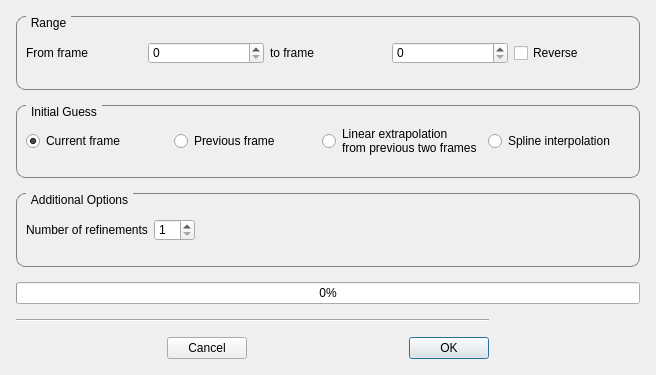
Above: autoscoper/src/ui/ui-files/TrackingOptionsDialog.ui from BrownBiomechanics/Autoscoper before the change. Below: the same form after it.
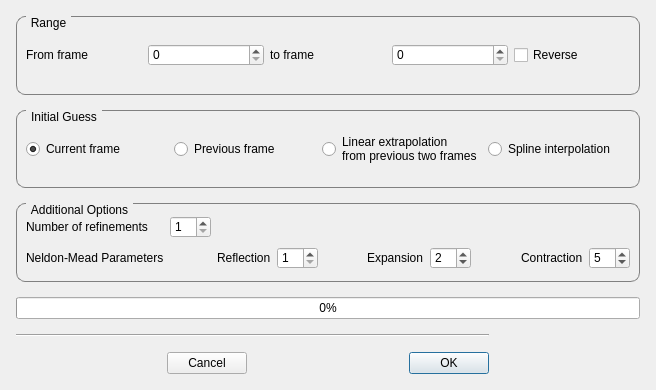
That is the form after the change.

Commit message: Change LibTiff autodownload to https format, instead of ftp format. Added current frame tracking option in the mainwindow. Change Retracking shortcut to P. Added option of changing the optimization parameters in the Tracking Dialog. Creating another cost function (not complete yet, eventually it will be used for implant tracking). Storing the last opened directory.

Diff of the .ui file:
```diff
--- a/autoscoper/src/ui/ui-files/TrackingOptionsDialog.ui
+++ b/autoscoper/src/ui/ui-files/TrackingOptionsDialog.ui
@@ -7,7 +7,7 @@
     <x>0</x>
     <y>0</y>
     <width>656</width>
-    <height>375</height>
+    <height>390</height>
    </rect>
   </property>
   <property name="windowTitle">
@@ -124,16 +124,98 @@
         <string>Additional Options</string>
        </property>
        <layout class="QGridLayout" name="gridLayout_6">
-        <item row="0" column="1">
-         <widget class="QSpinBox" name="spinBox_NumberRefinements">
+        <item row="2" column="9">
+         <widget class="QSpinBox" name="spinBox_beta">
           <property name="minimum">
            <number>1</number>
           </property>
+          <property name="maximum">
+           <number>10</number>
+          </property>
           <property name="value">
+           <number>5</number>
+          </property>
+         </widget>
+        </item>
+        <item row="2" column="6">
+         <widget class="QSpinBox" name="spinBox_gamma">
+          <property name="minimum">
            <number>1</number>
           </property>
+          <property name="value">
+           <number>2</number>
+          </property>
          </widget>
         </item>
+        <item row="2" column="7">
+         <spacer name="horizontalSpacer_7">
+          <property name="orientation">
+           <enum>Qt::Horizontal</enum>
+          </property>
+          <property name="sizeHint" stdset="0">
+           <size>
+            <width>40</width>
+            <height>20</height>
+           </size>
+          </property>
+         </spacer>
+        </item>
+        <item row="2" column="4">
+         <spacer name="horizontalSpacer_6">
+          <property name="orientation">
+           <enum>Qt::Horizontal</enum>
+          </property>
+          <property name="sizeType">
+           <enum>QSizePolicy::Expanding</enum>
+          </property>
+          <property name="sizeHint" stdset="0">
+           <size>
+            <width>40</width>
+            <height>20</height>
+           </size>
+          </property>
+         </spacer>
+        </item>
+        <item row="2" column="5">
+         <widget class="QLabel" name="label_6">
+          <property name="text">
+           <string>Expansion</string>
+          </property>
+         </widget>
+        </item>
+        <item row="2" column="3">
+         <widget class="QSpinBox" name="spinBox_alpha">
+          <property name="minimum">
+           <number>1</number>
+          </property>
+          <property name="value">
+           <number>1</number>
+          </property>
+         </widget>
+        </item>
+        <item row="2" column="2">
+         <widget class="QLabel" name="label_5">
+          <property name="text">
+           <string>Reflection</string>
+          </property>
+         </widget>
+        </item>
+        <item row="2" column="1">
+         <spacer name="horizontalSpacer_5">
+          <property name="orientation">
+           <enum>Qt::Horizontal</enum>
+          </property>
+          <property name="sizeType">
+           <enum>QSizePolicy::Expanding</enum>
+          </property>
+          <property name="sizeHint" stdset="0">
+           <size>
+            <width>40</width>
+            <height>20</height>
+           </size>
+          </property>
+         </spacer>
+        </item>
         <item row="0" column="0">
          <widget class="QLabel" name="label_3">
           <property name="text">
@@ -141,7 +223,31 @@
           </property>
          </widget>
         </item>
-        <item row="0" column="2">
+        <item row="2" column="0">
+         <widget class="QLabel" name="label_4">
+          <property name="text">
+           <string>Neldon-Mead Parameters</string>
+          </property>
+         </widget>
+        </item>
+        <item row="2" column="8">
+         <widget class="QLabel" name="label_7">
+          <property name="text">
+           <string>Contraction</string>
+          </property>
+         </widget>
+        </item>
+        <item row="0" column="1">
+         <widget class="QSpinBox" name="spinBox_NumberRefinements">
+          <property name="minimum">
+           <number>1</number>
+          </property>
+          <property name="value">
+           <number>1</number>
+          </property>
+         </widget>
+        </item>
+        <item row="0" column="2" colspan="2">
          <spacer name="horizontalSpacer">
           <property name="orientation">
            <enum>Qt::Horizontal</enum>
@@ -154,6 +260,45 @@
           </property>
          </spacer>
         </item>
+        <item row="0" column="4" colspan="2">
+         <spacer name="horizontalSpacer_8">
+          <property name="orientation">
+           <enum>Qt::Horizontal</enum>
+          </property>
+          <property name="sizeHint" stdset="0">
+           <size>
+            <width>40</width>
+            <height>20</height>
+           </size>
+          </property>
+         </spacer>
+        </item>
+        <item row="0" column="6" colspan="2">
+         <spacer name="horizontalSpacer_9">
+          <property name="orientation">
+           <enum>Qt::Horizontal</enum>
+          </property>
+          <property name="sizeHint" stdset="0">
+           <size>
+            <width>40</width>
+            <height>20</height>
+           </size>
+          </property>
+         </spacer>
+        </item>
+        <item row="0" column="8" colspan="2">
+         <spacer name="horizontalSpacer_10">
+          <property name="orientation">
+           <enum>Qt::Horizontal</enum>
+          </property>
+          <property name="sizeHint" stdset="0">
+           <size>
+            <width>40</width>
+            <height>20</height>
+           </size>
+          </property>
+         </spacer>
+        </item>
        </layout>
        <zorder>label_3</zorder>
        <zorder>spinBox_NumberRefinements</zorder>
```
Left out of the diff: 18 changed lines with no effect on the pictures. The commit also changes 11 other files.
